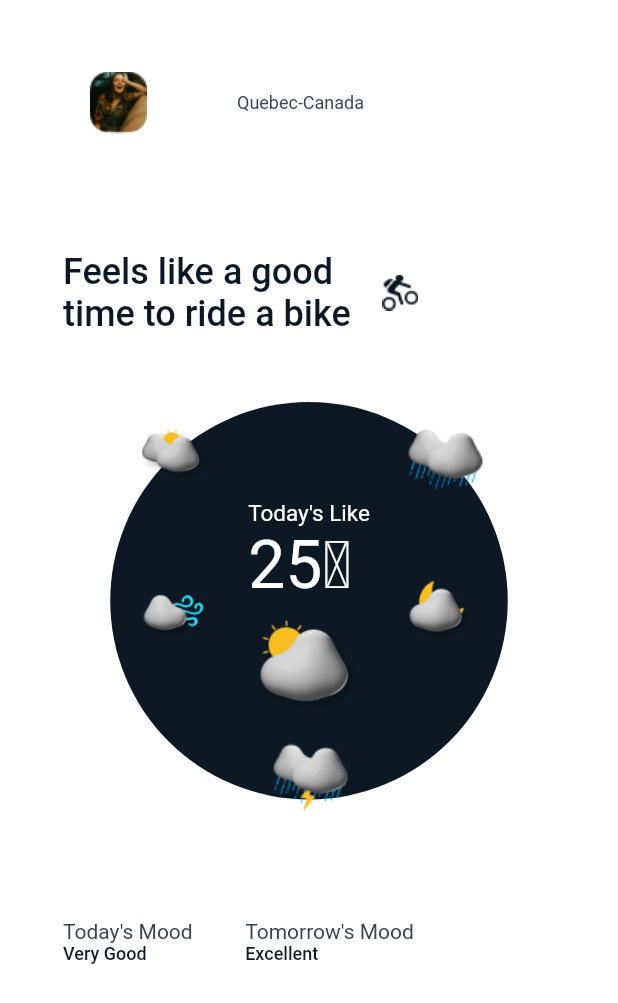
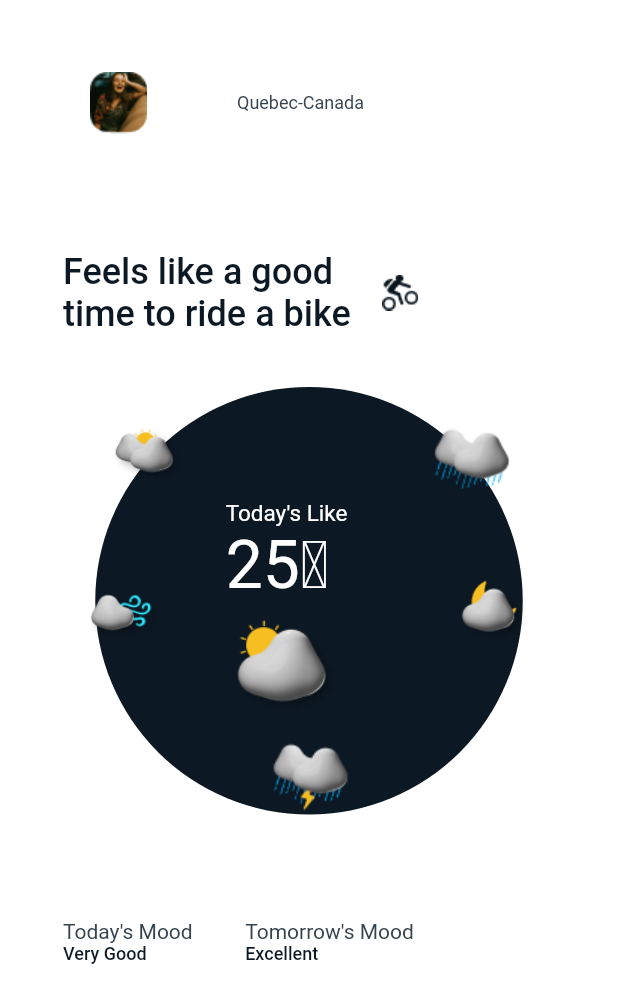
Before and after one commit to siegfred14/flutter_weather, a Flutter app: the Home screen opened directly, on a phone screen of 412 x 824 dp. Shown: the top 1003 px of the screen. Run offline on Flutter 3.47's test engine with Material 2 defaults, Android fonts, the light colour scheme and no system bars; our stand-ins replace get_it; Roboto replaces fonts that are missing (Poppins, poppins).

Commit message:
all weather icons positioned

```diff
--- a/lib/ui/home/home.dart
+++ b/lib/ui/home/home.dart
@@ -134,7 +134,7 @@ class Home extends StatelessWidget {
             ),
             Container(
               // height: 265,
-              width: 265,
+              width: 300,
               margin: EdgeInsets.all(10.0),
               decoration: const BoxDecoration(
                   color: Color(0xff0C1823), shape: BoxShape.circle),
@@ -280,9 +280,11 @@ class Home extends StatelessWidget {
                     ),
                   ),
                   Row(
-                    mainAxisAlignment: MainAxisAlignment.spaceEvenly,
+                    mainAxisAlignment: MainAxisAlignment.spaceBetween,
                     children: [
-                      Column(
+                      Padding(
+                        padding: const EdgeInsets.fromLTRB(0, 0, 35, 0),
+                        child: Column(
                           children: [
                             Image.asset(
                               'assets/images/windy_icon.png',
@@ -290,6 +292,7 @@ class Home extends StatelessWidget {
                               height: 55,
                             )
                           ],
+                        ),
                       ),
                       Column(
                         mainAxisAlignment: MainAxisAlignment.end,
@@ -325,7 +328,9 @@ class Home extends StatelessWidget {
                           ),
                         ],
                       ),
-                      Column(
+                      Padding(
+                        padding: const EdgeInsets.fromLTRB(65, 0, 0, 0),
+                        child: Column(
                           mainAxisAlignment: MainAxisAlignment.end,
                           crossAxisAlignment: CrossAxisAlignment.center,
                           children: [
@@ -336,8 +341,10 @@ class Home extends StatelessWidget {
                             )
                           ],
                         ),
+                      ),
                     ],
                   ),
+
                   Row(
                     mainAxisAlignment: MainAxisAlignment.center,
                     crossAxisAlignment: CrossAxisAlignment.end,
```
Lines whose indentation alone changed are shown as unchanged.
